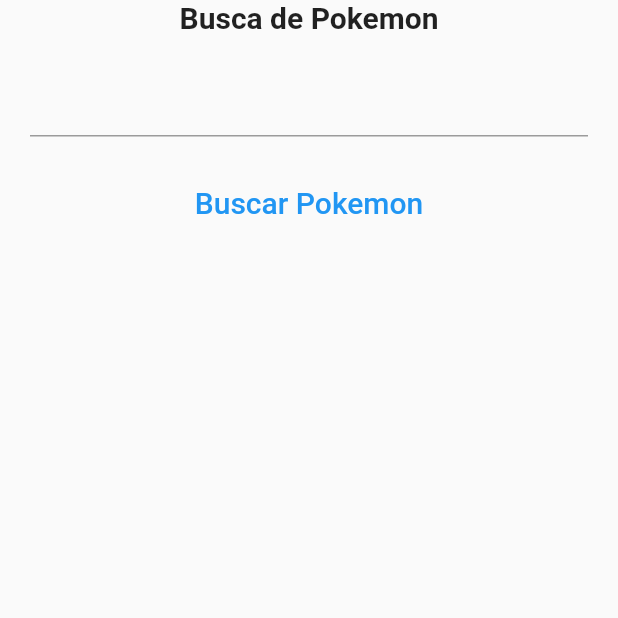
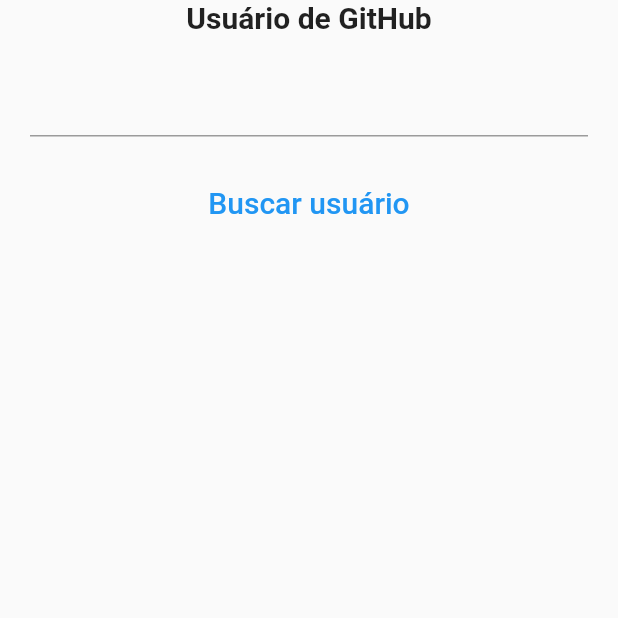
Before and after one commit to luismomm2110/github_finder_flutter, a Flutter app: the screen it shows after launch, on a phone screen of 412 x 824 dp, the top half of it. Run offline on Flutter 3.47's test engine with Material 2 defaults, Android fonts, the phone set to English and light mode, and no system bars.

Commit message:
initial Commit

```diff
--- /dev/null
+++ b/lib/github_service.dart
@@ -0,0 +1,15 @@
+// Pega a classe de API e faz a requisição para o serviço do Pokemon
+
+import 'package:github_finder/networking.dart';
+import 'package:github_finder/usuario.dart';
+
+const kBaseUrl = 'https://api.github.com/users';
+
+class GithubService {
+  static Future<Usuario> getUsuario(String username) async {
+    final String url = '$kBaseUrl/$username';
+    final response = await NetworkHelper.getData(url);
+
+    return Usuario.fromJson(response);
+  }
+}
--- a/lib/main.dart
+++ b/lib/main.dart
@@ -1,5 +1,5 @@
 import 'package:flutter/material.dart';
-import 'package:pokedex_fluter/search_screen.dart';
+import 'package:github_finder/search_screen.dart';
 
 void main() {
   runApp(PokDex());
--- a/lib/networking.dart
+++ b/lib/networking.dart
@@ -1,3 +1,4 @@
+// Arquivo que faz a requisição HTTP
 import 'dart:convert';
 
 import 'package:http/http.dart' as http;
@@ -5,7 +6,9 @@ import 'package:http/http.dart' as http;
 class NetworkHelper {
   static Future<dynamic> getData(String url) async {
     Uri uri = Uri.parse(url);
+
     http.Response response = await http.get(uri);
+
     if (response.statusCode == 200) {
       String data = response.body;
       return jsonDecode(data);
--- a/lib/pokemon.dart
+++ /dev/null
@@ -1,82 +0,0 @@
-class Pokemon {
-  Pokemon({
-    required this.id,
-    required this.name,
-    required this.height,
-    required this.weight,
-    required this.types,
-    required this.sprites,
-  });
-
-  final int id;
-  final String name;
-  final int height;
-  final int weight;
-  final List<Type> types;
-  final Sprites sprites;
-
-  factory Pokemon.fromJson(Map<String, dynamic> json) => Pokemon(
-        height: json["height"],
-        id: json["id"],
-        name: json["name"],
-        sprites: Sprites.fromJson(json["sprites"]),
-        types: List<Type>.from(json["types"].map((x) => Type.fromJson(x))),
-        weight: json["weight"],
-      );
-
-  String getTypes() {
-    List<String> typesList = [];
-
-    for (final type in types) {
-      typesList.add(type.type.name);
-    }
-
-    return typesList.join(', ');
-  }
-}
-
-class Sprites {
-  Sprites({
-    this.backDefault,
-    this.frontDefault,
-  });
-
-  String? backDefault;
-  dynamic backFemale;
-  String? frontDefault;
-
-  factory Sprites.fromJson(Map<String, dynamic> json) => Sprites(
-        backDefault: json["back_default"],
-        frontDefault: json["front_default"],
-      );
-}
-
-class Type {
-  Type({
-    required this.slot,
-    required this.type,
-  });
-
-  int slot;
-  Species type;
-
-  factory Type.fromJson(Map<String, dynamic> json) => Type(
-        slot: json["slot"],
-        type: Species.fromJson(json["type"]),
-      );
-}
-
-class Species {
-  Species({
-    required this.name,
-    required this.url,
-  });
-
-  String name;
-  String url;
-
-  factory Species.fromJson(Map<String, dynamic> json) => Species(
-        name: json["name"],
-        url: json["url"],
-      );
-}
--- a/lib/pokemon_service.dart
+++ /dev/null
@@ -1,13 +0,0 @@
-import 'package:pokedex_fluter/networking.dart';
-import 'package:pokedex_fluter/pokemon.dart';
-
-const kBaseUrl = 'https://pokeapi.co/api/v2';
-
-class PokemonService {
-  static Future<Pokemon> fetchPokemon(String pokemonName) async {
-    final String url = '$kBaseUrl/pokemon/$pokemonName';
-    final response = await NetworkHelper.getData(url);
-
-    return Pokemon.fromJson(response);
-  }
-}
--- a/lib/result_screen.dart
+++ b/lib/result_screen.dart
@@ -1,19 +1,19 @@
 import 'package:flutter/material.dart';
-import 'package:pokedex_fluter/pokemon.dart';
+import 'package:github_finder/usuario.dart';
 
 const kPlaceholderImg = 'images/placeholder-image.png';
-const kPokemonNameStyle = TextStyle(
+const kUsuarioNameStyle = TextStyle(
   fontSize: 30.0,
   fontWeight: FontWeight.bold,
 );
-const kPokemonAttrStyle = TextStyle(
+const kUsuarioAttrStyle = TextStyle(
   fontSize: 25.0,
 );
 
 class ResultScreen extends StatelessWidget {
-  const ResultScreen({required this.pokemon});
+  const ResultScreen({required this.usuario});
 
-  final Pokemon pokemon;
+  final Usuario usuario;
 
   @override
   Widget build(BuildContext context) {
@@ -29,20 +29,18 @@ class ResultScreen extends StatelessWidget {
                 flex: 3,
                 child: FadeInImage.assetNetwork(
                   placeholder: kPlaceholderImg,
-                  image: pokemon.sprites.frontDefault!,
+                  image: usuario.picture,
                   imageScale: 0.3,
                 ),
               ),
               Expanded(
                 child: Column(
                   children: [
-                    Text(pokemon.name, style: kPokemonNameStyle),
-                    Text('Peso: ${pokemon.weight.toString()}',
-                        style: kPokemonAttrStyle),
-                    Text('Altura: ${pokemon.height.toString()}',
-                        style: kPokemonAttrStyle),
-                    Text('Tipo(s): ${pokemon.getTypes()}',
-                        style: kPokemonAttrStyle),
+                    Text(usuario.name, style: kUsuarioNameStyle),
+                    Text('Nome: ${usuario.name.toString()}',
+                        style: kUsuarioNameStyle),
+                    Text('Altura: ${usuario.id.toString()}',
+                        style: kUsuarioAttrStyle),
                   ],
                 ),
               ),
--- a/lib/search_screen.dart
+++ b/lib/search_screen.dart
@@ -1,7 +1,7 @@
 import 'package:flutter/material.dart';
-import 'package:pokedex_fluter/pokemon.dart';
-import 'package:pokedex_fluter/pokemon_service.dart';
-import 'package:pokedex_fluter/result_screen.dart';
+import 'package:github_finder/usuario.dart';
+import 'package:github_finder/github_service.dart';
+import 'package:github_finder/result_screen.dart';
 
 class SearchScreen extends StatefulWidget {
   const SearchScreen({Key? key}) : super(key: key);
@@ -11,7 +11,7 @@ class SearchScreen extends StatefulWidget {
 }
 
 class _SearchScreenState extends State<SearchScreen> {
-  String? pokemonName;
+  String? username;
 
   @override
   Widget build(BuildContext context) {
@@ -22,7 +22,7 @@ class _SearchScreenState extends State<SearchScreen> {
           child: Column(
             children: [
               Text(
-                'Busca de Pokemon',
+                'Usuário de GitHub',
                 style: TextStyle(fontSize: 20.0, fontWeight: FontWeight.bold),
               ),
               Container(
@@ -32,23 +32,23 @@ class _SearchScreenState extends State<SearchScreen> {
                     fontSize: 18.0,
                   ),
                   onChanged: (value) {
-                    pokemonName = value;
+                    username = value;
                   },
                 ),
               ),
               TextButton(
                 onPressed: () async {
-                  Pokemon pokemon = await PokemonService.fetchPokemon(
-                      pokemonName!.toLowerCase());
+                  Usuario usuario =
+                      await GithubService.getUsuario(username!.toLowerCase());
                   Navigator.push(
                     context,
                     MaterialPageRoute(builder: (context) {
-                      return ResultScreen(pokemon: pokemon);
+                      return ResultScreen(usuario: usuario);
                     }),
                   );
                 },
                 child: Text(
-                  'Buscar Pokemon',
+                  'Buscar usuário',
                   style: TextStyle(
                     fontSize: 20.0,
                   ),
--- /dev/null
+++ b/lib/usuario.dart
@@ -0,0 +1,11 @@
+class Usuario {
+  // Construtor
+  Usuario({required this.id, required this.name, required this.picture});
+
+  final String id;
+  final String name;
+  final String picture;
+
+  factory Usuario.fromJson(Map<String, dynamic> json) =>
+      Usuario(id: json["id"], name: json["name"], picture: json["avatar_url"]);
+}
--- a/pubspec.yaml
+++ b/pubspec.yaml
@@ -1,4 +1,4 @@
-name: pokedex_fluter
+name: github_finder
 description: A new Flutter project.
 
 # The following line prevents the package from being accidentally published to
```
Also changed, not shown: 2 other files.
